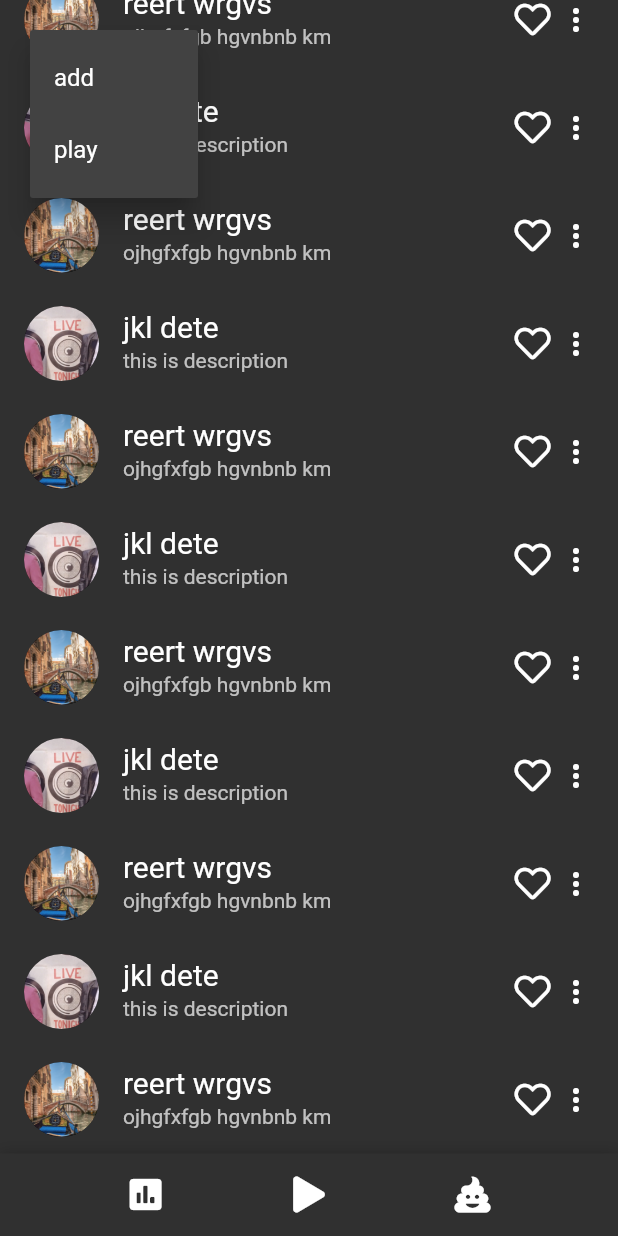
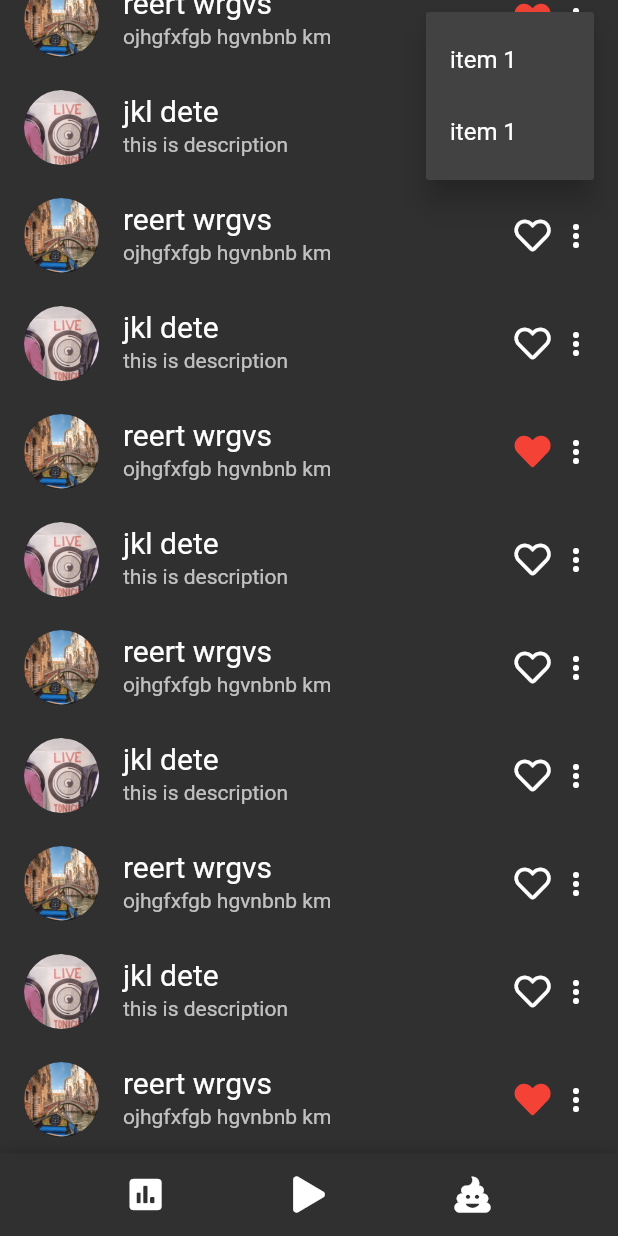
Before and after one commit to Diwakar-Gupta/Zap, a Flutter app: the screen it shows after launch, scrolled down 239 dp, after a tap on the "more vert" icon, on a phone screen of 412 x 824 dp. Run offline on Flutter 3.47's test engine with Material 2 defaults, Android fonts, the phone set to English and light mode, and no system bars; drawn by our look-alikes of sliding_up_panel; our stand-ins replace audioplayers, font_awesome_flutter; missing offline and left inert: flutter_particles; Roboto replaces fonts that are missing (Georgia).

Commit message:
audio players implement demo

```diff
--- /dev/null
+++ b/lib/generated_plugin_registrant.dart
@@ -0,0 +1,15 @@
+//
+// Generated file. Do not edit.
+//
+
+// ignore: unused_import
+import 'dart:ui';
+
+import 'package:audioplayers/audioplayers_web.dart';
+
+import 'package:flutter_web_plugins/flutter_web_plugins.dart';
+
+void registerPlugins(PluginRegistry registry) {
+  AudioplayersPlugin.registerWith(registry.registrarFor(AudioplayersPlugin));
+  registry.registerMessageHandler();
+}
--- a/lib/models/music.dart
+++ b/lib/models/music.dart
@@ -3,12 +3,59 @@ class Song {
   final double length;
   final String imgPath;
   final String desc;
+  var liked = false;
 
-  Song({this.name, this.length, this.imgPath, this.desc})
+  Song({this.name, this.length, this.imgPath, this.desc, this.liked = false})
       : assert(name != null);
 }
 
 final songs = [
+  Song(
+      name: "jkl dete",
+      length: 2.3,
+      desc: "this is description",
+      imgPath: "assets/images/img1.jpg"),
+  Song(
+    name: "reert wrgvs",
+    length: 3.3,
+    desc: "ojhgfxfgb hgvnbnb km ",
+    imgPath: "assets/images/img2.jpg",
+    liked: true,
+  ),
+  Song(
+      name: "jkl dete",
+      length: 2.3,
+      desc: "this is description",
+      imgPath: "assets/images/img1.jpg"),
+  Song(
+    name: "reert wrgvs",
+    length: 3.3,
+    desc: "ojhgfxfgb hgvnbnb km ",
+    imgPath: "assets/images/img2.jpg",
+    liked: true,
+  ),
+  Song(
+      name: "jkl dete",
+      length: 2.3,
+      desc: "this is description",
+      imgPath: "assets/images/img1.jpg"),
+  Song(
+      name: "reert wrgvs",
+      length: 3.3,
+      desc: "ojhgfxfgb hgvnbnb km ",
+      imgPath: "assets/images/img2.jpg"),
+  Song(
+      name: "jkl dete",
+      length: 2.3,
+      desc: "this is description",
+      imgPath: "assets/images/img1.jpg"),
+  Song(
+    name: "reert wrgvs",
+    length: 3.3,
+    desc: "ojhgfxfgb hgvnbnb km ",
+    imgPath: "assets/images/img2.jpg",
+    liked: true,
+  ),
   Song(
       name: "jkl dete",
       length: 2.3,
@@ -35,48 +82,10 @@ final songs = [
       desc: "this is description",
       imgPath: "assets/images/img1.jpg"),
   Song(
-      name: "reert wrgvs",
-      length: 3.3,
-      desc: "ojhgfxfgb hgvnbnb km ",
-      imgPath: "assets/images/img2.jpg"),
-  Song(
-      name: "jkl dete",
-      length: 2.3,
-      desc: "this is description",
-      imgPath: "assets/images/img1.jpg"),
-  Song(
-      name: "reert wrgvs",
-      length: 3.3,
-      desc: "ojhgfxfgb hgvnbnb km ",
-      imgPath: "assets/images/img2.jpg"),
-  Song(
-      name: "jkl dete",
-      length: 2.3,
-      desc: "this is description",
-      imgPath: "assets/images/img1.jpg"),
-  Song(
-      name: "reert wrgvs",
-      length: 3.3,
-      desc: "ojhgfxfgb hgvnbnb km ",
-      imgPath: "assets/images/img2.jpg"),
-  Song(
-      name: "jkl dete",
-      length: 2.3,
-      desc: "this is description",
-      imgPath: "assets/images/img1.jpg"),
-  Song(
-      name: "reert wrgvs",
-      length: 3.3,
-      desc: "ojhgfxfgb hgvnbnb km ",
-      imgPath: "assets/images/img2.jpg"),
-  Song(
-      name: "jkl dete",
-      length: 2.3,
-      desc: "this is description",
-      imgPath: "assets/images/img1.jpg"),
-  Song(
-      name: "reert wrgvs",
-      length: 3.3,
-      desc: "ojhgfxfgb hgvnbnb km ",
-      imgPath: "assets/images/img2.jpg"),
+    name: "reert wrgvs",
+    length: 3.3,
+    desc: "ojhgfxfgb hgvnbnb km ",
+    imgPath: "assets/images/img2.jpg",
+    liked: true,
+  ),
 ];
--- a/lib/screens/home.dart
+++ b/lib/screens/home.dart
@@ -1,52 +1,75 @@
+
 import 'package:flutter/material.dart';
 import 'package:font_awesome_flutter/font_awesome_flutter.dart';
 import 'package:zap/models/music.dart';
 
-class HomeScreen extends StatefulWidget {
-  @override
-  _HomeScreenState createState() => new _HomeScreenState();
-}
+class HomeScreen extends StatelessWidget {
 
-class _HomeScreenState extends State<HomeScreen> {
-  var playingSong = songs[2];
+
   @override
   Widget build(BuildContext context) {
+
+
+
+
+
     return ListView.builder(
         padding: EdgeInsets.only(bottom: 55),
         itemCount: songs.length,
         itemBuilder: (BuildContext context, int index) {
           Song song = songs[index];
+          return SongWidget(song);
+        });
+  }
+}
+
+class SongWidget extends StatefulWidget {
+  final Song song;
+
+  const SongWidget(this.song,{Key key}) : super(key: key);
+  @override
+  _SongWidgetState createState() => _SongWidgetState();
+}
+
+class _SongWidgetState extends State<SongWidget> {
+  @override
+  Widget build(BuildContext context) {
     return ListTile(
-            selected: playingSong == song ? true : false,
+      //selected: playingSong == widget.song ? true : false,
       leading: CircleAvatar(
         radius: 25,
-              backgroundImage: AssetImage(song.imgPath),
+        backgroundImage: AssetImage(widget.song.imgPath),
       ),
-            title: Text(song.name, style: TextStyle(fontSize: 20)),
-            subtitle: Text(song.desc),
+      title: Text(widget.song.name, style: TextStyle(fontSize: 20)),
+      subtitle: Text(widget.song.desc),
       trailing: Wrap(
         spacing: 5,
         children: <Widget>[
           GestureDetector(
-                  onTap: (){},
-                  child: Icon(FontAwesomeIcons.heart),
+            onTap: () {
+              setState(() {
+                widget.song.liked = !widget.song.liked;
+              });
+            },
+            child: widget.song.liked
+                ? Icon(
+                    FontAwesomeIcons.solidHeart,
+                    color: Colors.red,
+                  )
+                : Icon(FontAwesomeIcons.heart),
           ),
-                GestureDetector(
+          PopupMenuButton(
+            onSelected: (d) {
+              print(d);
+            },
+            itemBuilder: (_) => [
+              PopupMenuItem(value: "1", child: Text('item 1')),
+              PopupMenuItem(value: "2", child: Text('item 1')),
+            ],
             child: Icon(Icons.more_vert),
-                  onTap: () {
-                    showMenu(
-                      context: context,
-                      position: RelativeRect.fromLTRB(20, 20, 20, 20),
-                      items: [
-                        PopupMenuItem(child: Text('add')),
-                        PopupMenuItem(child: Text('play'))
-                      ],
-                    );
-                  },
           ),
         ],
       ),
     );
-        });
   }
 }
--- a/lib/screens/player.dart
+++ b/lib/screens/player.dart
@@ -1,3 +1,4 @@
+import 'package:audioplayers/audioplayers.dart';
 import 'package:flutter/cupertino.dart';
 import 'package:flutter/material.dart';
 import 'package:font_awesome_flutter/font_awesome_flutter.dart';
@@ -13,6 +14,14 @@ class Player extends StatefulWidget {
 }
 
 class _PlayerState extends State<Player> {
+  AudioPlayer ac;
+
+  play() async {
+    await ac.play('172.16.1.45/sample.mp3');
+    //await ac.play('/storage/emulated/0/Download/sample.mp3',isLocal: true);
+  }
+
+
   final controls = Container(
     child: Row(
       mainAxisAlignment: MainAxisAlignment.spaceEvenly,
@@ -30,41 +39,16 @@ class _PlayerState extends State<Player> {
   void initState() {
     super.initState();
     top = controls;
+    ac = new AudioPlayer();
+    AudioPlayer.logEnabled = true;
   }
 
   @override
   Widget build(BuildContext context) {
     return Center(
-      child: Container(
-          decoration: BoxDecoration(
-              color: Colors.white,
-              borderRadius: BorderRadius.circular(20),
-              boxShadow: [
-                BoxShadow(
-                  color: Colors.black26,
-                  offset: Offset(0, 2),
-                  blurRadius: 6,
-                )
-              ]),
-          child: Container(
-            decoration: BoxDecoration(
-                color: Colors.white,
-                borderRadius: BorderRadius.circular(20),
-                boxShadow: [
-                  BoxShadow(
-                    color: Colors.black26,
-                    offset: Offset(0, 2),
-                    blurRadius: 6,
-                  )
-                ]),
-            child: ClipRRect(
-              borderRadius: BorderRadius.circular(20),
-              child: Image(
-                image: AssetImage("assets/images/img3.jpg"),
-                fit: BoxFit.cover,
-              ),
-            ),
-          )),
+      child: RaisedButton(onPressed: (){
+        play();
+      },child: Text('press'),)
     );
   }
 }
--- a/pubspec.yaml
+++ b/pubspec.yaml
@@ -26,6 +26,7 @@ dependencies:
   flutter_particles: ^1.0.0+7
   font_awesome_flutter: ^8.7.0
   sliding_up_panel: ^1.0.0
+  audioplayers: ^0.14.0
 
 dev_dependencies:
   flutter_test:
@@ -45,6 +46,7 @@ flutter:
   # To add assets to your application, add an assets section, like this:
   assets:
      - assets/images/
+     - assets/audio/
   #   - images/a_dot_ham.jpeg
 
   # An image asset can refer to one or more resolution-specific "variants", see
```
Lines whose indentation alone changed are shown as unchanged.
